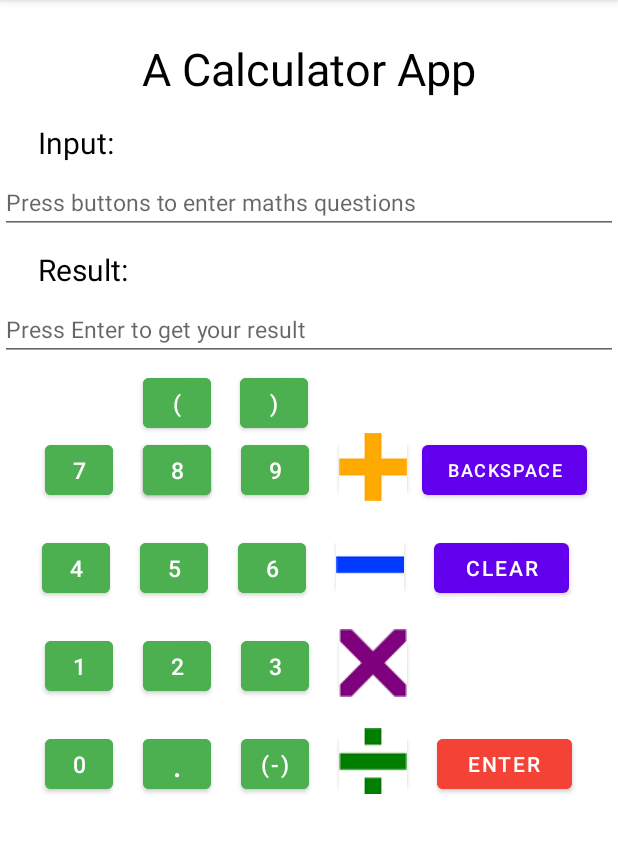
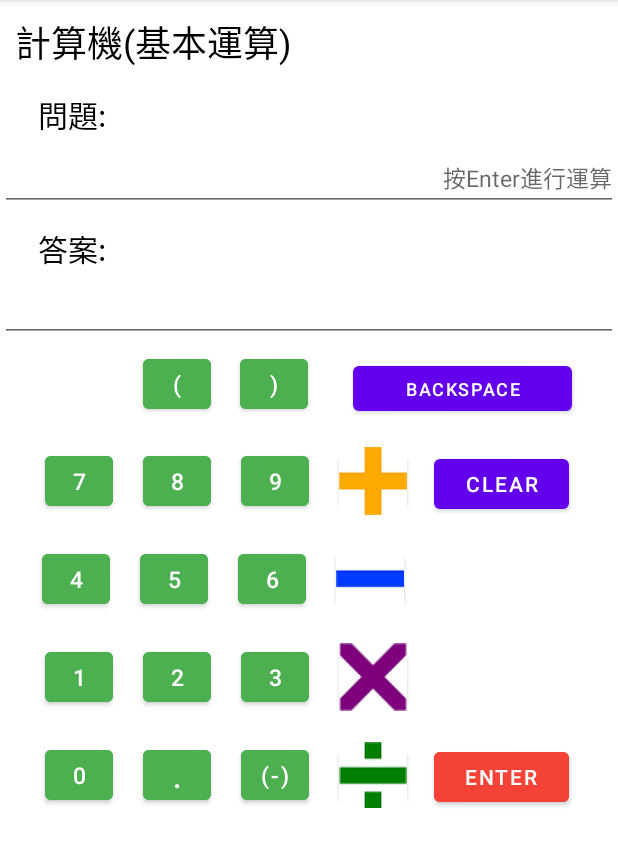
Before and after one commit to howhow2/NTUT_group_project, an Android app: the screen it shows after launch (MainActivity), on a phone screen of 412 x 824 dp, the part 84-951 px from its top. Run offline under Robolectric (Android 15) with nearby library versions, the light colour scheme and no system bars.

Commit message:
Basic operation OK

```diff
--- a/groupProj_calculator/app/build.gradle
+++ b/groupProj_calculator/app/build.gradle
@@ -32,6 +32,7 @@ dependencies {
     implementation 'androidx.appcompat:appcompat:1.4.0'
     implementation 'com.google.android.material:material:1.4.0'
     implementation 'androidx.constraintlayout:constraintlayout:2.1.2'
+    implementation files('libs\\MathParser.org-mXparser-v.4.4.0-jdk11.jar')
     testImplementation 'junit:junit:4.+'
     androidTestImplementation 'androidx.test.ext:junit:1.1.3'
     androidTestImplementation 'androidx.test.espresso:espresso-core:3.4.0'
--- a/groupProj_calculator/app/src/main/res/layout/activity_main.xml
+++ b/groupProj_calculator/app/src/main/res/layout/activity_main.xml
@@ -7,29 +7,15 @@
     tools:context=".MainActivity"
     tools:ignore="RtlHardcoded">
 
-    <Button
-        android:id="@+id/btn_no"
-        android:layout_width="45dp"
-        android:layout_height="45dp"
-        android:layout_marginStart="20dp"
-        android:layout_marginTop="50dp"
-        android:backgroundTint="#4CAF50"
-        android:onClick="btn8_OnClick"
-        android:text="8"
-        android:textAlignment="center"
-        android:textSize="15sp"
-        app:layout_constraintStart_toEndOf="@+id/btn_no7"
-        app:layout_constraintTop_toBottomOf="@+id/ed_output" />
-
     <TextView
         android:id="@+id/tv_description"
         android:layout_width="wrap_content"
         android:layout_height="wrap_content"
-        android:layout_marginTop="25dp"
-        android:text="@string/a_calculator_app"
+        android:layout_marginStart="10dp"
+        android:layout_marginTop="10dp"
+        android:text="計算機(基本運算)"
         android:textColor="@color/black"
-        android:textSize="30sp"
-        app:layout_constraintEnd_toEndOf="parent"
+        android:textSize="24sp"
         app:layout_constraintStart_toStartOf="parent"
         app:layout_constraintTop_toTopOf="parent" />
 
@@ -39,7 +25,7 @@
         android:layout_height="wrap_content"
         android:layout_marginStart="25dp"
         android:layout_marginTop="15dp"
-        android:text="Input:"
+        android:text="問題:"
         android:textColor="@color/black"
         android:textSize="20sp"
         app:layout_constraintStart_toStartOf="parent"
@@ -51,7 +37,7 @@
         android:layout_height="wrap_content"
         android:layout_marginStart="25dp"
         android:layout_marginTop="10dp"
-        android:text="Result:"
+        android:text="答案:"
         android:textColor="@color/black"
         android:textSize="20sp"
         app:layout_constraintStart_toStartOf="parent"
@@ -62,12 +48,14 @@
         android:layout_width="match_parent"
         android:layout_height="wrap_content"
         android:layout_marginTop="5dp"
-        android:hint="Press buttons to enter maths questions"
         android:focusable="false"
         android:focusableInTouchMode="false"
+        android:hint="按Enter進行運算"
         android:importantForAutofill="no"
         android:inputType="text"
+        android:textAlignment="textEnd"
         android:textColor="@color/black"
+        android:textDirection="ltr"
         android:textSize="15sp"
         app:layout_constraintEnd_toEndOf="parent"
         app:layout_constraintStart_toStartOf="parent"
@@ -80,11 +68,13 @@
         android:layout_marginTop="5dp"
         android:focusable="false"
         android:focusableInTouchMode="false"
-        android:hint="Press Enter to get your result"
+        android:hint=""
         android:importantForAutofill="no"
+        android:inputType="text"
+        android:textAlignment="textEnd"
         android:textColor="@color/black"
+        android:textDirection="ltr"
         android:textSize="15sp"
-        android:inputType="text"
         app:layout_constraintEnd_toEndOf="parent"
         app:layout_constraintStart_toStartOf="parent"
         app:layout_constraintTop_toBottomOf="@+id/textView2" />
@@ -179,7 +169,7 @@
         android:layout_width="45dp"
         android:layout_height="45dp"
         android:layout_marginStart="30dp"
-        android:layout_marginTop="50dp"
+        android:layout_marginTop="70dp"
         android:backgroundTint="#4CAF50"
         android:text="7"
         android:textAlignment="center"
@@ -193,7 +183,7 @@
         android:layout_width="45dp"
         android:layout_height="45dp"
         android:layout_marginStart="20dp"
-        android:layout_marginTop="50dp"
+        android:layout_marginTop="70dp"
         android:backgroundTint="#4CAF50"
         android:text="8"
         android:textAlignment="center"
@@ -207,7 +197,7 @@
         android:layout_width="45dp"
         android:layout_height="45dp"
         android:layout_marginStart="20dp"
-        android:layout_marginTop="50dp"
+        android:layout_marginTop="70dp"
         android:backgroundTint="#4CAF50"
         android:text="9"
         android:textAlignment="center"
@@ -266,12 +256,12 @@
         android:layout_width="90dp"
         android:layout_height="45dp"
         android:layout_marginStart="20dp"
-        android:layout_marginTop="85dp"
+        android:layout_marginTop="150dp"
         android:backgroundTint="#F44336"
         android:onClick="btnEnter_OnClick"
         android:text="Enter"
         android:textAlignment="center"
-        app:layout_constraintStart_toEndOf="@+id/btn_divide"
+        app:layout_constraintStart_toEndOf="@+id/btn_minus"
         app:layout_constraintTop_toBottomOf="@+id/btn_cleanAll" />
 
     <Button
@@ -279,7 +269,7 @@
         android:layout_width="45dp"
         android:layout_height="45dp"
         android:layout_marginLeft="20dp"
-        android:layout_marginTop="48dp"
+        android:layout_marginTop="70dp"
         android:onClick="btnPlus_OnClick"
         android:drawableLeft="@drawable/plus_sign"
         android:paddingStart="0dip"
@@ -331,15 +321,16 @@
 
     <Button
         android:id="@+id/btn_backspace"
-        android:layout_width="110dp"
-        android:layout_height="45dp"
-        android:layout_marginStart="10dp"
-        android:layout_marginTop="50dp"
+        android:layout_width="146dp"
+        android:layout_height="42dp"
+        android:layout_marginStart="30dp"
+
+        android:layout_marginTop="10dp"
+        android:onClick="btnBP_OnClick"
         android:text="Backspace"
-        android:onClick="btnBP_OnClick"
         android:textAlignment="center"
         android:textSize="12sp"
-        app:layout_constraintStart_toEndOf="@+id/btn_plus"
+        app:layout_constraintStart_toEndOf="@+id/btn_closeBracket"
         app:layout_constraintTop_toBottomOf="@+id/ed_output" />
 
     <Button
```
Also changed, not shown: groupProj_calculator/app/src/main/java/com/example/groupproj_calculator/MainActivity.java (+60 -32 lines), groupProj_calculator/app/libs/MathParser.org-mXparser-v.4.4.0-jdk11.jar (added).
